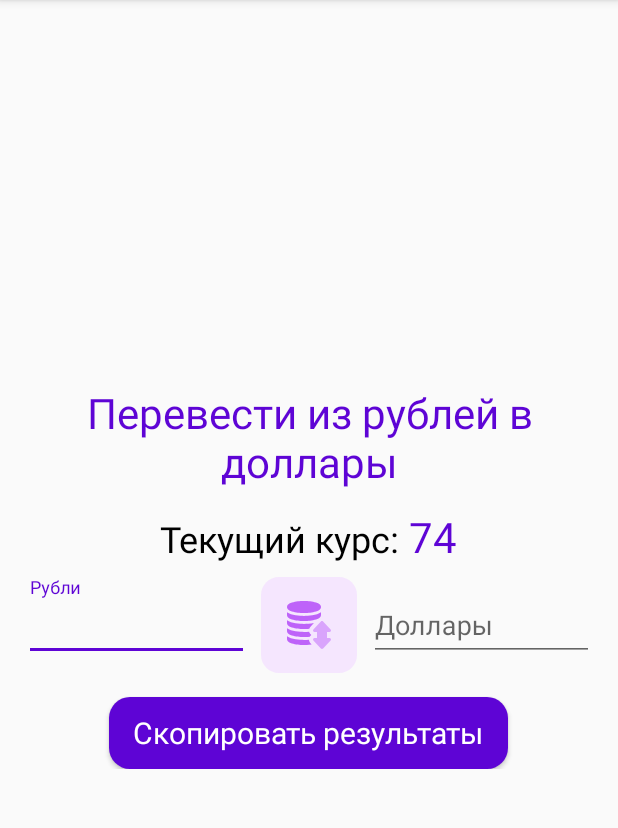
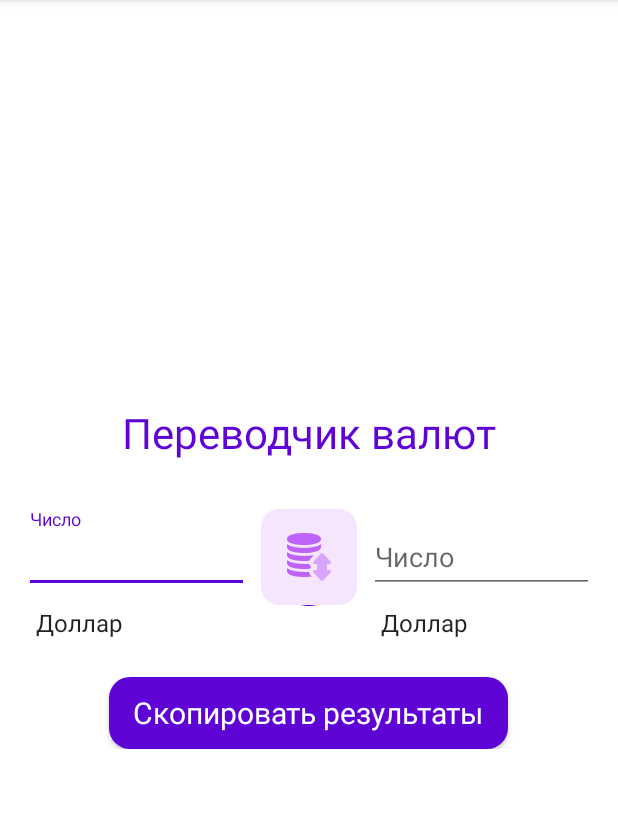
Before and after one commit to ftelnov/AndroidTestSchool, an Android app: the screen it shows after launch (MainActivity), on a phone screen of 412 x 824 dp, the part 84-912 px from its top. Run offline under Robolectric (Android 15) with nearby library versions, the phone set to English and light mode, and no system bars.

Commit message:
Старт финальной версии, сделал рефакторинг для спиннеров, теперь можно выбрать валюты для конвертации, но пока нет обновления значений для них.

```diff
--- a/app/src/main/java/com/example/androidtestschool/MainActivity.kt
+++ b/app/src/main/java/com/example/androidtestschool/MainActivity.kt
@@ -7,26 +7,28 @@ import android.text.TextWatcher
 import androidx.appcompat.app.AppCompatActivity
 import kotlinx.android.synthetic.main.activity_main.*
 
-
-const val EXCHANGE_RATE = 74 // Курс обмена рубля на доллар
+// Отношение валют к доллару
+lateinit var rates: Map<String, Float>
+const val EXCHANGE_RATE = 74
 
 class MainActivity : AppCompatActivity() {
     override fun onCreate(savedInstanceState: Bundle?) {
         super.onCreate(savedInstanceState)
         setContentView(R.layout.activity_main)
-        exchangeRate.text = EXCHANGE_RATE.toString()
-        rubInputLayout.inputType = InputType.TYPE_CLASS_NUMBER or InputType.TYPE_NUMBER_FLAG_DECIMAL
-        usdInputLayout.inputType = InputType.TYPE_CLASS_NUMBER or InputType.TYPE_NUMBER_FLAG_DECIMAL
-        var rubChangedListener: TextWatcher? = null
-        var usdChangedListener: TextWatcher? = null
-        rubChangedListener = object: TextWatcher {
+        firstInputLayout.inputType =
+            InputType.TYPE_CLASS_NUMBER or InputType.TYPE_NUMBER_FLAG_DECIMAL
+        secondInputLayout.inputType =
+            InputType.TYPE_CLASS_NUMBER or InputType.TYPE_NUMBER_FLAG_DECIMAL
+        var firstChangedListener: TextWatcher? = null
+        var secondChangedListener: TextWatcher? = null
+        firstChangedListener = object : TextWatcher {
             override fun afterTextChanged(p0: Editable?) {
                 val rubInput = p0.toString().toFloatOrNull()
                 if (rubInput != null) {
                     val usdInput = rubInput / EXCHANGE_RATE
-                    usdInputLayout.removeTextChangedListener(usdChangedListener)
-                    usdInputLayout.setText(usdInput.toString())
-                    usdInputLayout.addTextChangedListener(usdChangedListener)
+                    secondInputLayout.removeTextChangedListener(secondChangedListener)
+                    secondInputLayout.setText(usdInput.toString())
+                    secondInputLayout.addTextChangedListener(secondChangedListener)
                 }
             }
 
@@ -36,14 +38,14 @@ class MainActivity : AppCompatActivity() {
             override fun onTextChanged(p0: CharSequence?, p1: Int, p2: Int, p3: Int) {
             }
         }
-        usdChangedListener = object : TextWatcher {
+        secondChangedListener = object : TextWatcher {
             override fun afterTextChanged(p0: Editable?) {
                 val usdInput = p0.toString().toFloatOrNull()
                 if (usdInput != null) {
                     val rubInput = usdInput * EXCHANGE_RATE
-                    rubInputLayout.removeTextChangedListener(rubChangedListener)
-                    rubInputLayout.setText(rubInput.toString())
-                    rubInputLayout.addTextChangedListener(rubChangedListener)
+                    firstInputLayout.removeTextChangedListener(firstChangedListener)
+                    firstInputLayout.setText(rubInput.toString())
+                    firstInputLayout.addTextChangedListener(firstChangedListener)
                 }
             }
 
@@ -53,11 +55,11 @@ class MainActivity : AppCompatActivity() {
             override fun onTextChanged(p0: CharSequence?, p1: Int, p2: Int, p3: Int) {
             }
         }
-        rubInputLayout.addTextChangedListener(rubChangedListener)
-        usdInputLayout.addTextChangedListener(usdChangedListener)
+        firstInputLayout.addTextChangedListener(firstChangedListener)
+        secondInputLayout.addTextChangedListener(secondChangedListener)
         // Скопировать значение из окон результатов
         copyResults.setOnClickListener {
-            copyToClipboard("Количество в рублях: ${rubInputLayout.text} | Количество в долларах: ${usdInputLayout.text}")
+            copyToClipboard("Количество в ${firstCurrencySelect.selectedItem}: ${firstInputLayout.text} | Количество в ${secondCurrencySelect.selectedItem}: ${secondInputLayout.text}")
         }
     }
 }
--- a/app/src/main/res/layout/activity_main.xml
+++ b/app/src/main/res/layout/activity_main.xml
@@ -5,6 +5,27 @@
     android:layout_width="match_parent"
     android:layout_height="match_parent"
     tools:context=".MainActivity">
+
+    <androidx.constraintlayout.widget.ConstraintLayout
+        android:id="@+id/progressLayout"
+        android:layout_width="match_parent"
+        android:layout_height="match_parent"
+        android:background="@android:color/white"
+        app:layout_constraintBottom_toBottomOf="parent"
+        app:layout_constraintEnd_toEndOf="parent"
+        app:layout_constraintStart_toStartOf="parent"
+        app:layout_constraintTop_toTopOf="parent">
+
+        <ProgressBar
+            android:id="@+id/progressBar"
+            style="?android:attr/progressBarStyle"
+            android:layout_width="wrap_content"
+            android:layout_height="wrap_content"
+            app:layout_constraintBottom_toBottomOf="parent"
+            app:layout_constraintEnd_toEndOf="parent"
+            app:layout_constraintStart_toStartOf="parent"
+            app:layout_constraintTop_toTopOf="parent" />
+    </androidx.constraintlayout.widget.ConstraintLayout>
 
     <LinearLayout
         android:id="@+id/linearLayout"
@@ -28,37 +49,33 @@
             android:text="@string/header_main_page_primary"
             android:textAppearance="@style/HeaderPrimary" />
 
-        <LinearLayout
-            android:id="@+id/exchangeRateLayout"
-            android:layout_width="wrap_content"
-            android:layout_height="match_parent"
-            android:layout_gravity="center"
-            android:layout_marginTop="12dp"
-            android:orientation="horizontal">
-
-            <TextView
-                android:id="@+id/rateHint"
-                android:layout_width="wrap_content"
-                android:layout_height="wrap_content"
-                android:layout_marginRight="6dp"
-                android:layout_weight="1"
-                android:text="@string/rate_hint"
-                android:textAppearance="@style/HintText" />
-
-            <TextView
-                android:id="@+id/exchangeRate"
-                android:layout_width="wrap_content"
-                android:layout_height="wrap_content"
-                android:layout_weight="1"
-                android:textAppearance="@style/HeaderPrimary" />
-        </LinearLayout>
-
         <androidx.constraintlayout.widget.ConstraintLayout
             android:layout_width="match_parent"
             android:layout_height="wrap_content">
 
+            <Spinner
+                android:id="@+id/firstCurrencySelect"
+                android:layout_width="wrap_content"
+                android:layout_height="wrap_content"
+                android:layout_marginTop="8dp"
+                android:entries="@array/currencies"
+                app:layout_constraintBottom_toBottomOf="parent"
+                app:layout_constraintHorizontal_chainStyle="spread_inside"
+                app:layout_constraintStart_toStartOf="parent"
+                app:layout_constraintTop_toBottomOf="@+id/firstInputLayoutContainer" />
+
+            <Spinner
+                android:id="@+id/secondCurrencySelect"
+                android:layout_width="wrap_content"
+                android:layout_height="wrap_content"
+                android:layout_marginTop="8dp"
+                android:entries="@array/currencies"
+                app:layout_constraintBottom_toBottomOf="parent"
+                app:layout_constraintStart_toStartOf="@+id/secondInputLayoutContainer"
+                app:layout_constraintTop_toBottomOf="@+id/firstInputLayoutContainer" />
+
             <com.google.android.material.textfield.TextInputLayout
-                android:id="@+id/rubInputLayoutContainer"
+                android:id="@+id/firstInputLayoutContainer"
                 android:layout_width="0dp"
                 android:layout_height="wrap_content"
                 android:layout_marginEnd="8dp"
@@ -69,10 +86,10 @@
                 app:layout_constraintTop_toTopOf="parent">
 
                 <com.google.android.material.textfield.TextInputEditText
-                    android:id="@+id/rubInputLayout"
+                    android:id="@+id/firstInputLayout"
                     android:layout_width="match_parent"
                     android:layout_height="wrap_content"
-                    android:hint="@string/rub_amount" />
+                    android:hint="@string/number" />
             </com.google.android.material.textfield.TextInputLayout>
 
             <ImageView
@@ -82,14 +99,14 @@
                 android:layout_marginTop="8dp"
                 app:layout_constraintBottom_toBottomOf="parent"
                 app:layout_constraintEnd_toEndOf="parent"
-                app:layout_constraintEnd_toStartOf="@+id/usdInputLayoutContainer"
+                app:layout_constraintEnd_toStartOf="@+id/secondInputLayoutContainer"
                 app:layout_constraintHorizontal_bias="0.5"
-                app:layout_constraintStart_toEndOf="@+id/rubInputLayoutContainer"
+                app:layout_constraintStart_toEndOf="@+id/firstInputLayoutContainer"
                 app:layout_constraintTop_toTopOf="parent"
                 app:srcCompat="@drawable/ic_transfer" />
 
             <com.google.android.material.textfield.TextInputLayout
-                android:id="@+id/usdInputLayoutContainer"
+                android:id="@+id/secondInputLayoutContainer"
                 android:layout_width="0dp"
                 android:layout_height="wrap_content"
                 android:layout_marginStart="8dp"
@@ -100,10 +117,10 @@
                 app:layout_constraintTop_toTopOf="parent">
 
                 <com.google.android.material.textfield.TextInputEditText
-                    android:id="@+id/usdInputLayout"
+                    android:id="@+id/secondInputLayout"
                     android:layout_width="match_parent"
                     android:layout_height="wrap_content"
-                    android:hint="@string/usd_amount" />
+                    android:hint="@string/number" />
             </com.google.android.material.textfield.TextInputLayout>
         </androidx.constraintlayout.widget.ConstraintLayout>
 
@@ -112,7 +129,7 @@
             android:layout_width="wrap_content"
             android:layout_height="wrap_content"
             android:layout_gravity="center"
-            android:layout_marginTop="16dp"
+            android:layout_marginTop="24dp"
             android:background="@drawable/primary_rounded_background"
             android:paddingStart="16dp"
             android:paddingEnd="16dp"
--- a/app/src/main/res/values/strings.xml
+++ b/app/src/main/res/values/strings.xml
@@ -1,7 +1,7 @@
 <resources>
     <string name="app_name">Конвертер валют</string>
     <string name="transfer">Конвертировать</string>
-    <string name="header_main_page_primary">Перевести из рублей в доллары</string>
+    <string name="header_main_page_primary">Переводчик валют</string>
     <string name="rub_amount">Рубли</string>
     <string name="usd_amount">Доллары</string>
     <string name="usd_result">Результат в долларах</string>
@@ -9,4 +9,12 @@
     <string name="wrong_format_warning">Неправильный формат ввода</string>
     <string name="rate_hint">Текущий курс: </string>
     <string name="copy_results">Скопировать результаты</string>
+    <string name="number">Число</string>
+    <string-array name="currencies">
+        <item>Доллар</item>
+        <item>Рубль</item>
+        <item>Фунт</item>
+        <item>Евро</item>
+    </string-array>
+
 </resources>
```
Also changed, not shown: 1 other file.
